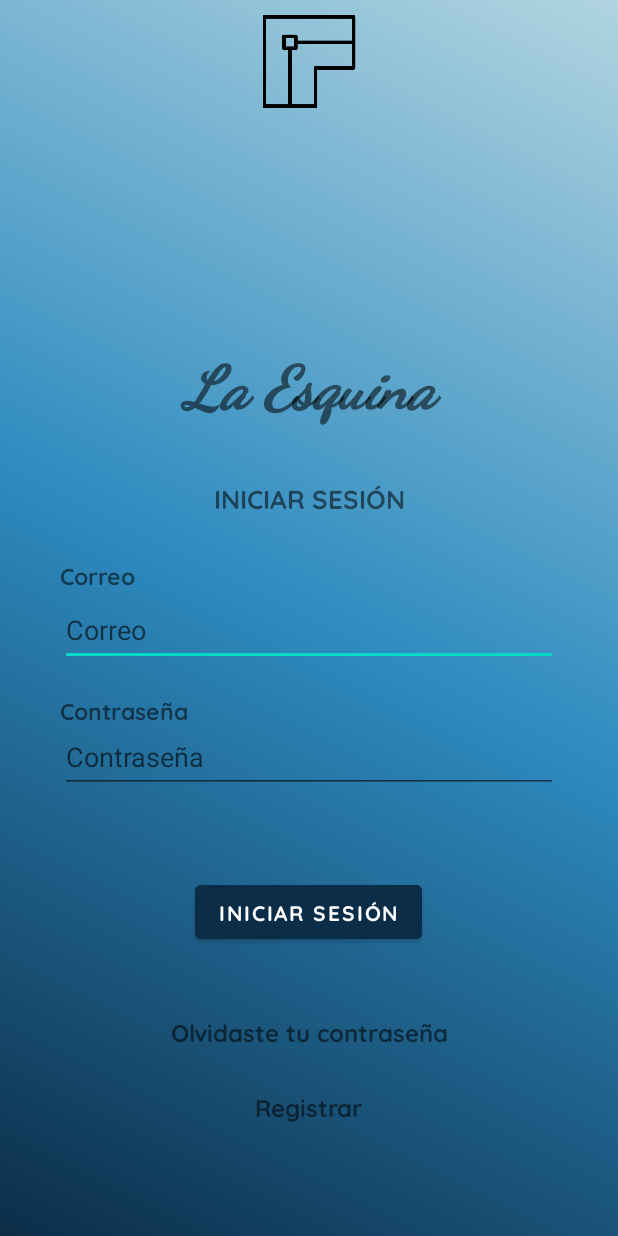
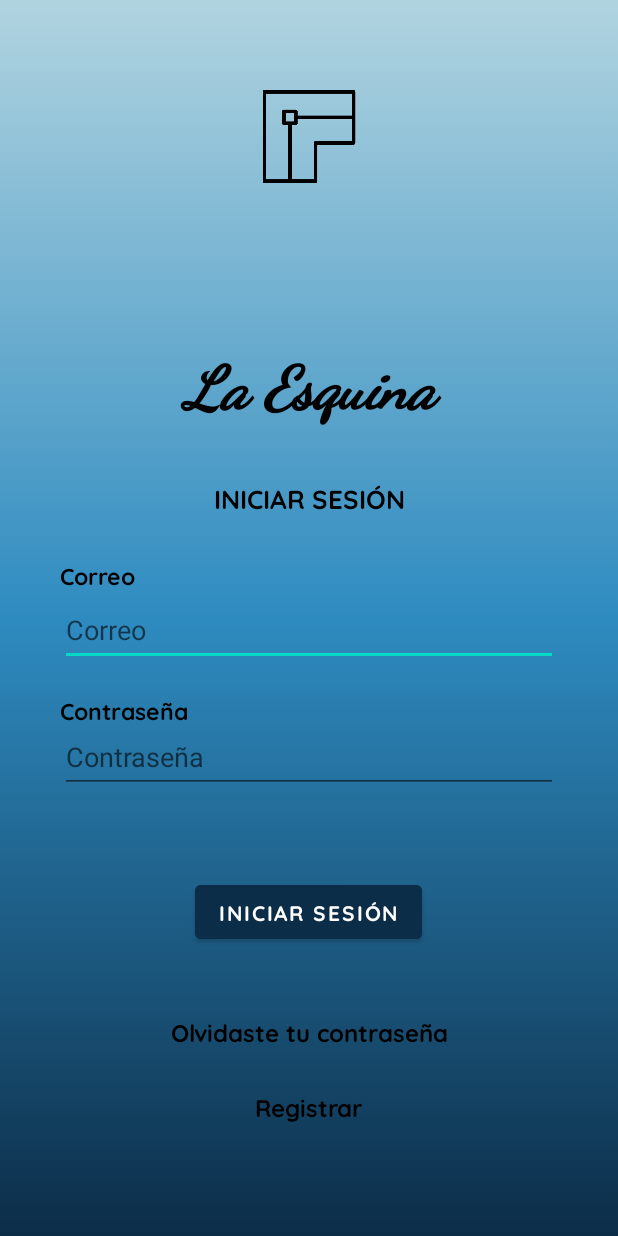
Before and after one commit to JordanNoah7/LaEsquinaMovil, an Android app: the screen it shows after launch (MainActivity), on a phone screen of 412 x 824 dp. Run offline under Robolectric (Android 15) with nearby library versions, the phone set to English and light mode, and no system bars.

Commit message:
Cambio de fondo y color

```diff
--- a/app/src/main/res/drawable/fondo_login.xml
+++ b/app/src/main/res/drawable/fondo_login.xml
@@ -7,7 +7,7 @@
                 android:centerColor="@color/Blue"
                 android:endColor="@color/BabyBlue"
                 android:type="linear"
-                android:angle="45">
+                android:angle="90">
 
             </gradient>
         </shape>
--- a/app/src/main/res/layout/activity_main.xml
+++ b/app/src/main/res/layout/activity_main.xml
@@ -20,7 +20,8 @@
         app:layout_constraintStart_toStartOf="parent"
         android:textStyle="bold|italic"
         android:textSize="40sp"
-        android:textAlignment="center"/>
+        android:textAlignment="center"
+        android:textColor="@color/black"/>
 
     <EditText
         android:id="@+id/etCorreo"
@@ -48,7 +49,8 @@
         app:layout_constraintBottom_toBottomOf="parent"
         app:layout_constraintStart_toStartOf="parent"
         android:textSize="17sp"
-        android:textAlignment="center"/>
+        android:textAlignment="center"
+        android:textColor="@color/black"/>
 
     <TextView
         android:id="@+id/tvCorreo"
@@ -60,7 +62,8 @@
         android:fontFamily="@font/quicksand_bold"
         app:layout_constraintBottom_toBottomOf="parent"
         app:layout_constraintStart_toStartOf="parent"
-        android:textSize="15sp"/>
+        android:textSize="15sp"
+        android:textColor="@color/black"/>
 
     <EditText
         android:id="@+id/etPassword"
@@ -102,7 +105,8 @@
         android:fontFamily="@font/quicksand_bold"
         app:layout_constraintBottom_toBottomOf="parent"
         app:layout_constraintStart_toStartOf="parent"
-        android:textSize="15sp"/>
+        android:textSize="15sp"
+        android:textColor="@color/black"/>
 
     <TextView
         android:id="@+id/tvOlvido"
@@ -115,7 +119,8 @@
         app:layout_constraintEnd_toEndOf="parent"
         app:layout_constraintStart_toStartOf="parent"
         android:textSize="16sp"
-        android:textAlignment="center"/>
+        android:textAlignment="center"
+        android:textColor="@color/black"/>
 
     <TextView
         android:id="@+id/tvRegistro"
@@ -127,13 +132,14 @@
         app:layout_constraintBottom_toBottomOf="parent"
         app:layout_constraintEnd_toEndOf="parent"
         app:layout_constraintStart_toStartOf="parent"
-        android:textSize="16sp"/>
+        android:textSize="16sp"
+        android:textColor="@color/black"/>
 
     <ImageView
         android:id="@+id/imageView"
         android:layout_width="match_parent"
         android:layout_height="62dp"
-        android:layout_marginTop="10dp"
+        android:layout_marginTop="60dp"
         app:layout_constraintStart_toStartOf="parent"
         app:layout_constraintTop_toTopOf="parent"
         app:srcCompat="@drawable/logo"
```
